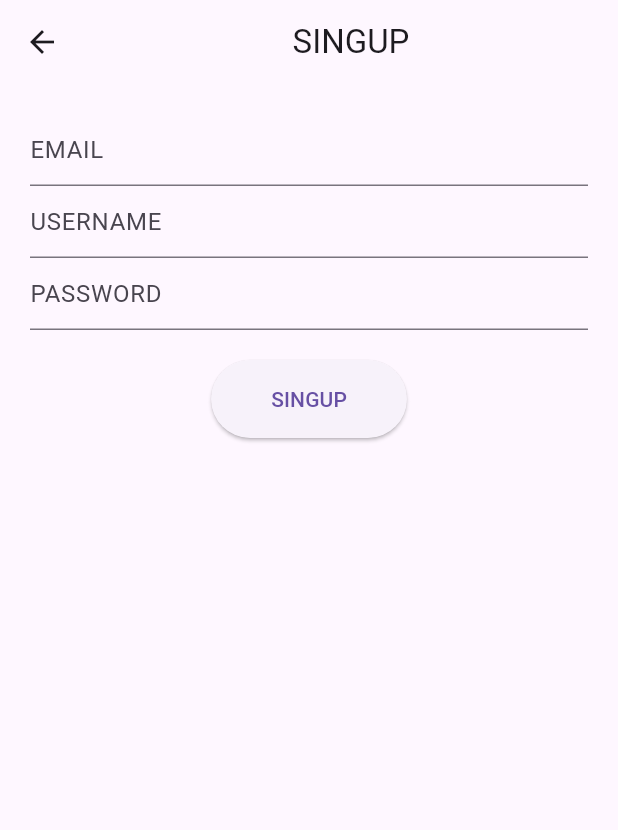
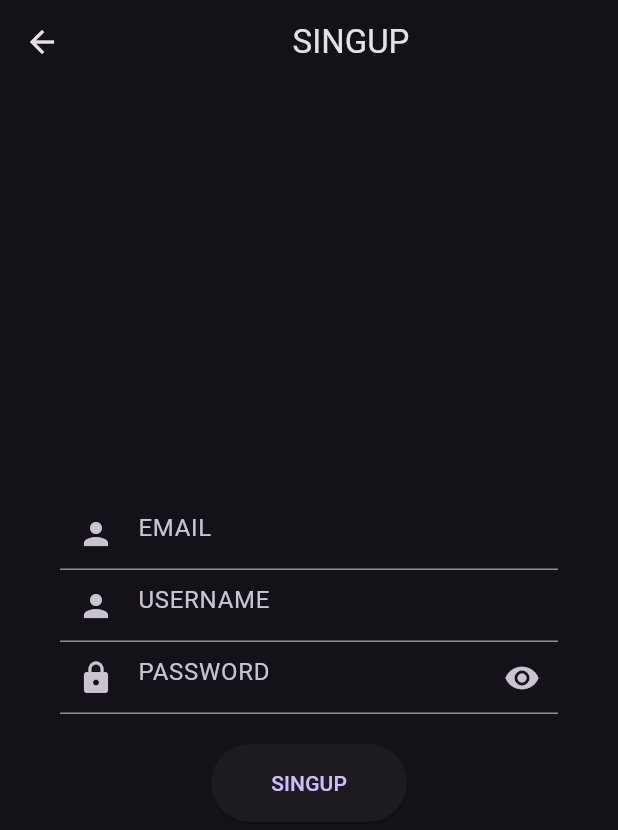
Before and after one commit to Bouamaid-Aymen/Auto-Car--Flutter, a Flutter app: the screen it shows after launch, after a tap on "SINGUP", on a phone screen of 412 x 824 dp. Shown: the top 830 px of the screen. Run offline on Flutter 3.47's test engine with Material 3 defaults, Android fonts, the phone set to English and light mode, and no system bars; our stand-ins replace get, lottie, shared_preferences; network calls fail.

Commit message:
Code Refactoring

```diff
--- a/lib/Adminisrateur/Cars.dart
+++ b/lib/Adminisrateur/Cars.dart
@@ -207,11 +207,10 @@ class _DropdownScreenState extends State<DropdownScreen> {
     final response = await http.delete(uri);
 
     if (response.statusCode == 200) {
-        showSuccessMessage(context,
-            message: "brand: $selectedBrand est supprimer ");
+      final route = MaterialPageRoute(builder: (context) => DropdownScreen());
+      await Navigator.push(context, route);
     } else {
       print(response.body);
     }
-
   }
 }
--- a/lib/main.dart
+++ b/lib/main.dart
@@ -16,8 +16,7 @@ class MyApp extends StatelessWidget {
     return GetMaterialApp(
       debugShowCheckedModeBanner: false,
       title: 'Auto CAr',
-
-      theme: ThemeData(useMaterial3: true),
+      theme: ThemeData.dark(),
       home: const Splace_Screen(),
     );
   }
--- a/lib/screens/login_page.dart
+++ b/lib/screens/login_page.dart
@@ -1,12 +1,13 @@
 import 'dart:convert';
 import 'package:flutter/material.dart';
+import 'package:my_app_car/Adminisrateur/Cars.dart';
 import 'package:my_app_car/screens/Car_list.dart';
 import 'package:my_app_car/screens/register.dart';
 import 'package:http/http.dart' as http;
 
 class LoginPage extends StatefulWidget {
   final Map? todo;
-  const LoginPage({super.key, this.todo});
+  const LoginPage({Key? key, this.todo});
 
   @override
   State<LoginPage> createState() => _LoginPageState();
@@ -16,54 +17,74 @@ class _LoginPageState extends State<LoginPage> {
   TextEditingController usernameController = TextEditingController();
   TextEditingController passwordController = TextEditingController();
   bool isEdit = false;
-  @override
-  void initState() {
-    super.initState();
-
-  }
+  bool obscureText = true;
 
   @override
   Widget build(BuildContext context) {
     return Scaffold(
       appBar: AppBar(
+        automaticallyImplyLeading: false,
         title: Center(child: Text('Login')),
       ),
       floatingActionButton: SizedBox(
         width: 200,
         child: FloatingActionButton.extended(
-            onPressed: navigateAddPage, label: Text('SINGUP')),
+          onPressed: navigateAddPage,
+          label: Text('SINGUP'),
         ),
-      body: SizedBox(
+      ),
+      body: Padding(
+  padding: const EdgeInsets.all(40),
   child: Center(
-          child: ListView(
-            padding: EdgeInsets.all(20),
+    child: Column(
+      mainAxisAlignment: MainAxisAlignment.center,
       children: [
         TextField(
           controller: usernameController,
-                decoration: InputDecoration(hintText: 'USERNAME'),
+          decoration: InputDecoration(
+            hintText: 'USERNAME',
+            prefixIcon: Icon(Icons.person),
           ),
-              Center(
-                child: TextField(
+          onChanged: (value) {
+            // Appliquer un filtre à value si nécessaire
+          },
+        ),
+        SizedBox(height: 10),
+        TextField(
           controller: passwordController,
-                  decoration: InputDecoration(hintText: 'PASSWORD'),
-                  keyboardType: TextInputType.multiline,
-                  obscureText: true,
+          decoration: InputDecoration(
+            hintText: 'PASSWORD',
+            prefixIcon: Icon(Icons.lock),
+            suffixIcon: IconButton(
+              icon: Icon(
+                obscureText ? Icons.visibility : Icons.visibility_off,
+              ),
+              onPressed: () {
+                setState(() {
+                  obscureText = !obscureText;
+                });
+              },
             ),
           ),
+          keyboardType: TextInputType.text,
+          obscureText: obscureText,
+          onChanged: (value) {
+            // Appliquer un filtre à value si nécessaire
+          },
+        ),
         SizedBox(height: 20),
-              Center(
-                child: ElevatedButton(
+        ElevatedButton(
           onPressed: () => LoginApi(),
           child: Padding(
             padding: const EdgeInsets.all(16.0),
             child: Text('Connection'),
-                  ),
           ),
         )
       ],
     ),
   ),
 ),
+
     );
   }
 
@@ -86,16 +107,23 @@ class _LoginPageState extends State<LoginPage> {
       showSuccessMessage('Welcom ☻ ');
       print('Information sent successfully!');
       final token = jsonDecode(response.body)["acces token"];
+      final userRole = jsonDecode(response.body)["role"];
+      print(userRole);
       TokenStorage.storeToken(token);
+      if (userRole == "USER") {
         final route = MaterialPageRoute(builder: (context) => CarListPage());
         await Navigator.push(context, route);
       } else {
+        final route = MaterialPageRoute(builder: (context) => DropdownScreen());
+        await Navigator.push(context, route);
+      }
+    } else {
       print('Failed to send information. Status code: ${response.statusCode}');
-      showErroMessage('Username or Password failed');
+      showErrorMessage('Username or Password failed');
     }
   }
 
-  void showErroMessage(String message) {
+  void showErrorMessage(String message) {
     final snackBar = SnackBar(
       content:
           Center(child: Text(message, style: TextStyle(color: Colors.white))),
@@ -106,11 +134,7 @@ class _LoginPageState extends State<LoginPage> {
 
   void showSuccessMessage(String message) {
     final snackBar = SnackBar(
-      content: Center(
-        child: Text(
-          message,
-        ),
-      ),
+      content: Center(child: Text(message)),
     );
     ScaffoldMessenger.of(context).showSnackBar(snackBar);
   }
--- a/lib/screens/my_car.dart
+++ b/lib/screens/my_car.dart
@@ -184,8 +184,8 @@ class _MyCarState extends State<MyCar> {
               onPressed: isEdit
                   ? updateData
                   : () => sendCarInformation(selectedBrand, selectedModel, age,
-                      km, lastOilChangeDate.toString()),
-              child: Text(isEdit ? 'Update' : 'Submit'),
+                      km, lastOilChangeDate.toString()),//si clicker sursendCArInforma aller page CarListPage
+              child: Text(isEdit ? 'Update' : 'SAVE'),
             ),
           ],
         ),
@@ -214,6 +214,8 @@ class _MyCarState extends State<MyCar> {
       ageController.text = '';
       kmController.text = '';
       lastOilChangeController.text = '';
+      final route = MaterialPageRoute(builder: (context) => CarListPage());
+        await Navigator.push(context, route);
       showSuccessMessage(context, message: 'Creation Success ☻ ');
     } else {
       print(
--- a/lib/screens/register.dart
+++ b/lib/screens/register.dart
@@ -4,51 +4,69 @@ import 'package:flutter/material.dart';
 
 class RegisterPage extends StatefulWidget {
   final Map? todo;
-  const RegisterPage({super.key, this.todo});
+  const RegisterPage({Key? key, this.todo}) : super(key: key);
 
   @override
   State<RegisterPage> createState() => _RegisterPageState();
 }
 
 class _RegisterPageState extends State<RegisterPage> {
+  bool obscureText = true;
   TextEditingController emailController = TextEditingController();
   TextEditingController usernameController = TextEditingController();
   TextEditingController passwordController = TextEditingController();
 
   bool isEdit = false;
-  @override
+
   @override
   Widget build(BuildContext context) {
     return Scaffold(
       appBar: AppBar(
         title: Center(child: Text('SINGUP')),
       ),
-      body: SizedBox(
+      body: Padding(
+        padding: EdgeInsets.all(40),
         child: Center(
-          child: Center(
-            child: ListView(
-              padding: EdgeInsets.all(20),
+          child: Column(
+            mainAxisAlignment: MainAxisAlignment.center,
             children: [
               TextField(
                 controller: emailController,
                 decoration: InputDecoration(
                   hintText: 'EMAIL',
+                  prefixIcon: Icon(Icons.person),
                 ),
               ),
               TextField(
                 controller: usernameController,
-                  decoration: InputDecoration(hintText: 'USERNAME'),
+                decoration: InputDecoration(
+                  hintText: 'USERNAME',
+                  prefixIcon: Icon(Icons.person),
+                ),
               ),
               TextField(
                 controller: passwordController,
-                  decoration: InputDecoration(hintText: 'PASSWORD'),
+                decoration: InputDecoration(
+                  hintText: 'PASSWORD',
+                  prefixIcon: Icon(Icons.lock),
+                  suffixIcon: IconButton(
+                    icon: Icon(
+                      obscureText ? Icons.visibility : Icons.visibility_off,
+                    ),
+                    onPressed: () {
+                      setState(() {
+                        obscureText = !obscureText;
+                      });
+                    },
+                  ),
+                ),
                 keyboardType: TextInputType.multiline,
-                  obscureText: true,
+                obscureText: obscureText,
               ),
               SizedBox(height: 20),
               Center(
                 child: ElevatedButton(
-                    onPressed: RegisterApi,
+                  onPressed: registerApi,
                   child: Padding(
                     padding: const EdgeInsets.all(16.0),
                     child: Text('SINGUP'),
@@ -59,33 +77,36 @@ class _RegisterPageState extends State<RegisterPage> {
           ),
         ),
       ),
-      ),
     );
   }
 
-  Future<void> RegisterApi() async {
+  Future<void> registerApi() async {
     final email = emailController.text;
     final username = usernameController.text;
     final password = passwordController.text;
     final body = {"email": email, "username": username, "password": password};
     const url = "http://localhost:3000/users/register";
     final uri = Uri.parse(url);
-    final response = await http.post(uri,
-        body: jsonEncode(body), headers: {'Content-Type': 'application/json'});
+    final response = await http.post(
+      uri,
+      body: jsonEncode(body),
+      headers: {'Content-Type': 'application/json'},
+    );
     if (response.statusCode == 201) {
       showSuccessMessage('Creation Success ☻ ');
       print('Information sent successfully!');
     } else {
       print('Failed to send information. Status code: ${response.statusCode}');
-      showErroMessage('Creation failed ');
+      showErrorMessage('Creation failed ');
     }
   }
 
-  //API Response Recation
-  void showErroMessage(String message) {
+  //API Response Reaction
+  void showErrorMessage(String message) {
     final snackBar = SnackBar(
-      content:
-          Center(child: Text(message, style: TextStyle(color: Colors.white))),
+      content: Center(
+        child: Text(message, style: TextStyle(color: Colors.white)),
+      ),
       backgroundColor: Colors.red,
     );
     ScaffoldMessenger.of(context).showSnackBar(snackBar);
@@ -93,8 +114,9 @@ class _RegisterPageState extends State<RegisterPage> {
 
   void showSuccessMessage(String message) {
     final snackBar = SnackBar(
-      content:
-          Center(child: Text(message, style: TextStyle(color: Colors.white))),
+      content: Center(
+        child: Text(message, style: TextStyle(color: Colors.white)),
+      ),
       backgroundColor: Colors.green,
     );
     ScaffoldMessenger.of(context).showSnackBar(snackBar);
--- a/lib/utils/NavBar.dart
+++ b/lib/utils/NavBar.dart
@@ -1,4 +1,5 @@
 import 'package:flutter/material.dart';
+import 'package:my_app_car/screens/Car_list.dart';
 import 'package:my_app_car/screens/Dashboard_Lights.dart';
 import 'package:my_app_car/screens/login_page.dart';
 import 'package:my_app_car/screens/my_car.dart';
@@ -61,7 +62,8 @@ class NavBar extends StatelessWidget {
               IconData(0xe243, fontFamily: 'MaterialIcons'),
             ),
             title: Text('Exite'),
-            onTap: () {
+            onTap: () async {
+              await TokenStorage.removeToken();
               Navigator.push(
                 context,
                 MaterialPageRoute(builder: (context) => LoginPage()),
--- a/pubspec.yaml
+++ b/pubspec.yaml
@@ -42,6 +42,8 @@ dependencies:
   url_launcher: ^6.2.1
   http: ^1.1.0
   snippet_coder_utils: ^1.0.15
+  ionicons: ^0.2.2
+  flutter_svg: ^2.0.10+1
 
 dev_dependencies:
   flutter_test:
```
Also changed, not shown: lib/screens/Car_list.dart (+31 -19 lines), lib/screens/listeMain.dart (added, +56 -0 lines), lib/screens/maintenance.dart (+72 -101 lines), pubspec.lock. Lines whose indentation alone changed are shown as unchanged.
